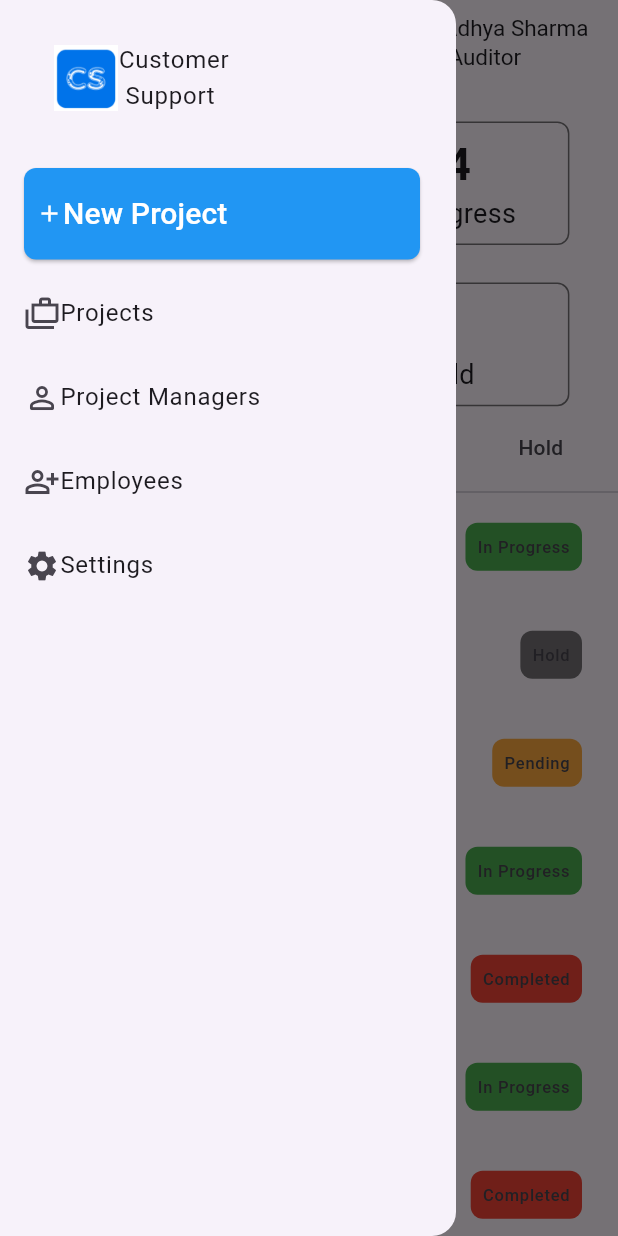
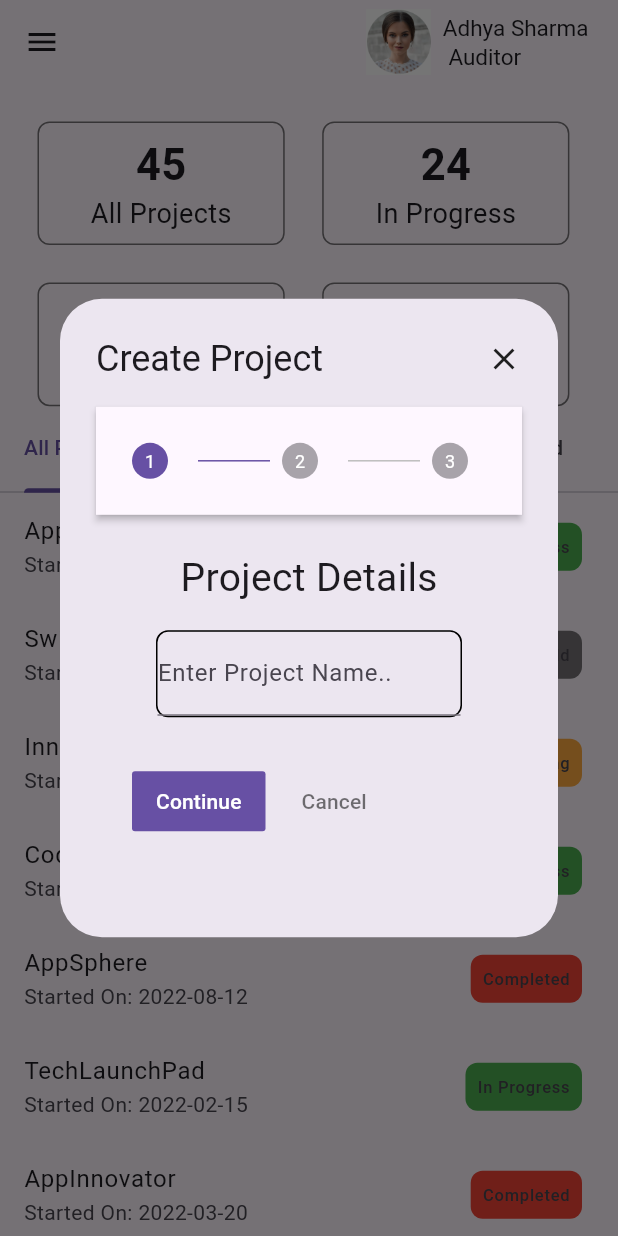
Before and after one commit to Rdzala30/customer_support_platform, a Flutter app: the AuditorPage screen opened directly, in the side drawer, after a tap on "New Project", on a phone screen of 412 x 824 dp. Run offline on Flutter 3.47's test engine with Material 3 defaults, Android fonts, the phone set to English and light mode, and no system bars; our stand-ins replace animated_splash_screen.

Commit message:
Commit 1st March

```diff
--- a/lib/AuditorPage.dart
+++ b/lib/AuditorPage.dart
@@ -1,5 +1,6 @@
+import 'package:customer_support_platform/Popup_Pages/CreateProject.dart';
+import 'package:flutter/cupertino.dart';
 import 'package:flutter/material.dart';
-
 import 'StaticData/ProjectDetailsPage.dart';
 import 'StaticData/project_list.dart';
 
@@ -48,12 +49,23 @@ class AuditorPage extends StatelessWidget {
                   ),
                 ),
                 ListTile(
-                  title: ElevatedButton(
-                    onPressed: () {  },
+                  title: Hero(
+                    tag: "ShowPopUp",
+
+                    child: ElevatedButton(
+                      onPressed: () {
+                        Navigator.pop(context);
+                        showDialog(
+                          context: context,
+                          builder: (BuildContext context) {
+                            return CreatePopUp();
+                          },
+                        );
+                      },
                       style: ElevatedButton.styleFrom(
                         backgroundColor: Colors.blue,
                         padding: EdgeInsets.symmetric(vertical: 8.0),
-                      // Vertical padding
+
                         shape: RoundedRectangleBorder(
                           borderRadius: BorderRadius.circular(8.0),
                         ),
@@ -69,14 +81,12 @@ class AuditorPage extends StatelessWidget {
                                 fontSize: 20,
                               ),
                             ),
-
-
                           ],
                         ),
                       ),
                     ),
+                  ),
                   onTap: () {
-
                     Navigator.pop(context);
                   },
                 ), ListTile(
@@ -87,7 +97,6 @@ class AuditorPage extends StatelessWidget {
                     ],
                   ),
                   onTap: () {
-
                     Navigator.pop(context);
                   },
                 ), ListTile(
@@ -98,7 +107,6 @@ class AuditorPage extends StatelessWidget {
                     ],
                   ),
                   onTap: () {
-
                     Navigator.pop(context);
                   },
                 ), ListTile(
@@ -110,7 +118,6 @@ class AuditorPage extends StatelessWidget {
                     ],
                   ),
                   onTap: () {
-
                     Navigator.pop(context);
                   },
                 ),
@@ -122,7 +129,6 @@ class AuditorPage extends StatelessWidget {
                     ],
                   ),
                   onTap: () {
-
                     Navigator.pop(context);
                   },
                 ),
@@ -159,7 +165,6 @@ class AuditorPage extends StatelessWidget {
                               fontSize: 18
                           ),
                         )
-
                       ],
                     ),
                   ), Container(
@@ -216,8 +221,6 @@ class AuditorPage extends StatelessWidget {
                               fontSize: 18
                           ),
                         )
-
-
                       ],
                     ),
                   ), Container(
@@ -320,6 +323,7 @@ class ProjectList extends StatelessWidget {
               ),
             );
           },
+
         );
       },
     );
--- a/lib/LoginPage.dart
+++ b/lib/LoginPage.dart
@@ -1,5 +1,4 @@
 import 'package:flutter/material.dart';
-
 import 'AuditorPage.dart';
 
 class LoginScreen extends StatefulWidget {
@@ -25,7 +24,6 @@ class _LoginScreenState extends State<LoginScreen> {
 
           children: [
             SizedBox(width: 10.0),
-            // Image widget
             Image.asset(
               'assets/CS.png',
               height: 300.0,
@@ -81,7 +79,6 @@ class _LoginScreenState extends State<LoginScreen> {
               style: ElevatedButton.styleFrom(
                 backgroundColor: Colors.blue,
                 padding: EdgeInsets.symmetric(vertical: 8.0),
-               // Vertical padding
                 shape: RoundedRectangleBorder(
                   borderRadius: BorderRadius.circular(15.0),
                 ),
--- /dev/null
+++ b/lib/Popup_Pages/CreateProject.dart
@@ -0,0 +1,163 @@
+import 'package:flutter/material.dart';
+
+class CreatePopUp extends StatefulWidget {
+  @override
+  _CreatePopUpState createState() => _CreatePopUpState();
+}
+class _CreatePopUpState extends State<CreatePopUp> {
+  int activeStep = 0;
+
+  @override
+  Widget build(BuildContext context) {
+    double screenWidth = MediaQuery.of(context).size.width;
+    double screenHeight = MediaQuery.of(context).size.height;
+    return AlertDialog(
+      title: Row(
+        children: [
+          Text('Create Project'),
+          Spacer(),
+          InkWell(child: Icon(Icons.close) , onTap: (){ Navigator.pop(context);},)
+        ],
+      ),
+      content: Container(
+        width: screenWidth * 0.8,
+        height: screenHeight * 0.4,
+        child: Stepper(
+          type: StepperType.horizontal,
+          steps: [
+            Step(
+              isActive: activeStep == 0,
+              title: Text(''),
+              content: Container(
+                width: screenWidth*0.4,
+                child: Column(
+                  children: [
+                    Text("Project Details" , style: TextStyle(
+                        fontSize: 26
+                    ),
+                    ),
+                    Padding(
+                        padding: const EdgeInsets.all(16.0),
+                        child: Container(
+                          decoration: BoxDecoration(
+                            border: Border.all(color: Colors.black),
+                            borderRadius: BorderRadius.circular(8.0),
+                          ),
+                          child: TextField(
+                            controller: TextEditingController(),
+                            decoration: InputDecoration(
+                              labelText: "Enter Project Name..",
+                            ),
+                          ),
+                        )
+                    )
+                  ],
+                ),
+              ),
+            ),
+            Step(
+              isActive: activeStep == 1,
+              title: Text(''),
+              content: Container(
+                width: screenWidth*0.4,
+                child: Column(
+                  children: [
+                    Text("Invite Client" , style: TextStyle(
+                        fontSize: 26
+                    ),
+                    ),
+                    Padding(
+                        padding: const EdgeInsets.all(16.0),
+                        child: Container(
+                          decoration: BoxDecoration(
+                            border: Border.all(color: Colors.black),
+                            borderRadius: BorderRadius.circular(8.0),
+                          ),
+                          child: TextField(
+                            controller: TextEditingController(),
+                            decoration: InputDecoration(
+                              labelText: "Enter Client Name..",
+                            ),
+                          ),
+                        )
+                    ),
+                    Padding(
+                        padding: const EdgeInsets.all(16.0),
+                        child: Container(
+                          decoration: BoxDecoration(
+                            border: Border.all(color: Colors.black),
+                            borderRadius: BorderRadius.circular(8.0),
+                          ),
+                          child: TextField(
+                            controller: TextEditingController(),
+                            decoration: InputDecoration(
+                              labelText: "Enter Client Email..",
+                            ),
+                          ),
+                        )
+                    ),
+                    Padding(
+                        padding: const EdgeInsets.all(16.0),
+                        child: Container(
+                            decoration: BoxDecoration(
+                              border: Border.all(color: Colors.black),
+                              borderRadius: BorderRadius.circular(8.0),
+                            ),
+                            child: Text(" + ADD ")
+                        )
+                    ),
+                  ],
+                ),
+              ),
+            ),
+            Step(
+              isActive: activeStep == 2,
+              title: Text(''),
+              content: Container(
+                width: screenWidth*0.4,
+                child: Column(
+                  children: [
+                    Text("Select Project Manager" , style: TextStyle(
+                        fontSize: 22.2
+                    ),
+                    ),
+                    Padding(
+                        padding: const EdgeInsets.all(16.0),
+                        child: Container(
+                          decoration: BoxDecoration(
+                            border: Border.all(color: Colors.black),
+                            borderRadius: BorderRadius.circular(8.0),
+                          ),
+                          child: TextField(
+                            controller: TextEditingController(),
+                            decoration: InputDecoration(
+                              labelText: "Select project Manager ^",
+                            ),
+                          ),
+                        )
+                    )
+                  ],
+                ),
+              ),
+            ),
+          ],
+          currentStep: activeStep,
+          onStepContinue: () {
+            if (activeStep < 2) {
+              setState(() {
+                activeStep += 1;
+              });
+            }
+          },
+          onStepCancel: () {
+            if (activeStep > 0) {
+              setState(() {
+                activeStep -= 1;
+              });
+            }
+          },
+        ),
+      ),
+    );
+  }
+}
--- a/lib/StaticData/project_list.dart
+++ b/lib/StaticData/project_list.dart
@@ -49,13 +49,13 @@ final List<Project> projectList = [
   Project(name: 'AppInnovateX', date: '2022-08-12', status: 'Completed', project_manager:   'Rohit Shah', members: 5 ),
   Project(name: 'AppPulseX', date: '2022-02-15', status: 'In Progress', project_manager:   'Chintak Patel', members: 7 ),
   Project(name: 'AppCatalystXpress', date: '2022-03-20', status: 'Completed', project_manager:   'Dipa Majumdar', members: 8 ),
-  Project(name: 'AppSyncHarbor', date: '2022-04-10', status: 'In Progress', project_manager:   'Rohit Shah', members: 6 ),
+  Project(name: 'AppSyncHarbor', date: '2022-04-10', status: 'Hold', project_manager:   'Rohit Shah', members: 6 ),
   Project(name: 'RapidAppRevolution', date: '2022-07-05', status: 'In Progress', project_manager:   'Chintak Patel', members: 8 ),
-  Project(name: 'AppHarmonyX', date: '2022-08-12', status: 'In Progress', project_manager:   'Dipa Majumdar', members: 5 ),
+  Project(name: 'AppHarmonyX', date: '2022-08-12', status: 'Hold', project_manager:   'Dipa Majumdar', members: 5 ),
   Project(name: 'AppSphereEvolve', date: '2022-02-15', status: 'In Progress', project_manager:   'Rohit Shah', members: 7 ),
-  Project(name: 'AppSyncInnovate', date: '2022-03-20', status: 'In Progress', project_manager:   'Chintak Patel', members: 8 ),
+  Project(name: 'AppSyncInnovate', date: '2022-03-20', status: 'Hold', project_manager:   'Chintak Patel', members: 8 ),
   Project(name: 'DevAppMatrix', date: '2022-04-10', status: 'In Progress', project_manager:   'Dipa Majumdar', members: 6 ),
   Project(name: 'AppRevolutionX', date: '2022-07-05', status: 'In Progress', project_manager:   'Rohit Shah', members: 8 ),
-  Project(name: 'AppInnovate360X', date: '2022-08-12', status: 'In Progress', project_manager:   'Chintak Patel', members: 5 ),
+  Project(name: 'AppInnovate360X', date: '2022-08-12', status: 'Hold', project_manager:   'Chintak Patel', members: 5 ),
 
 ];
--- a/pubspec.yaml
+++ b/pubspec.yaml
@@ -42,6 +42,8 @@ dependencies:
 dev_dependencies:
   flutter_test:
     sdk: flutter
+  popover: ^0.3.0
+  horizontal_stepper_flutter: ^1.0.0
 
   # The "flutter_lints" package below contains a set of recommended lints to
   # encourage good coding practices. The lint set provided by the package is
```
Also changed, not shown: pubspec.lock. Lines whose indentation alone changed are shown as unchanged.
